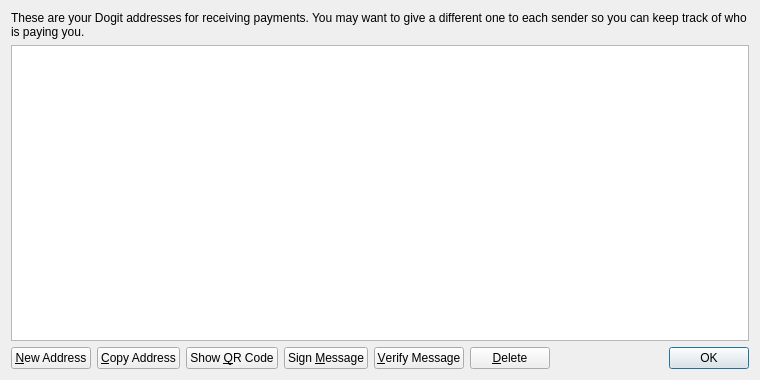
The window that src/qt/forms/addressbookpage.ui (equisde/test) describes before a commit, drawn with Qt 5.
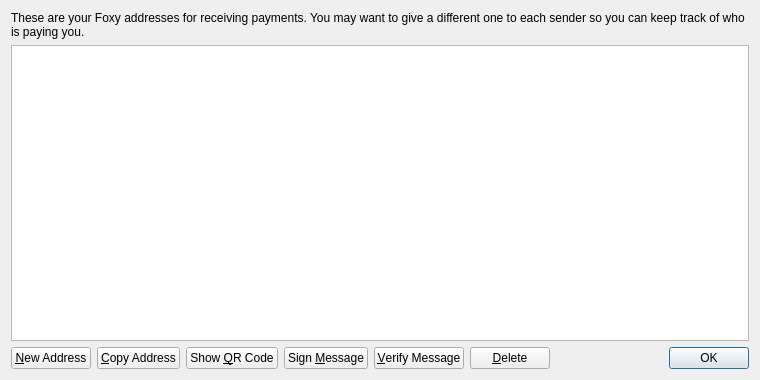
The same window after the commit. Icons and pictures are not drawn.

Commit message: foxy first commit :D

```diff
--- a/src/qt/forms/addressbookpage.ui
+++ b/src/qt/forms/addressbookpage.ui
@@ -17,7 +17,7 @@
    <item>
     <widget class="QLabel" name="labelExplanation">
      <property name="text">
-      <string>These are your Dogit addresses for receiving payments. You may want to give a different one to each sender so you can keep track of who is paying you.</string>
+      <string>These are your Foxy addresses for receiving payments. You may want to give a different one to each sender so you can keep track of who is paying you.</string>
      </property>
      <property name="textFormat">
       <enum>Qt::PlainText</enum>
```
Left out of the diff: 4 changed lines with no effect on the pictures. The commit also changes 137 other files.
